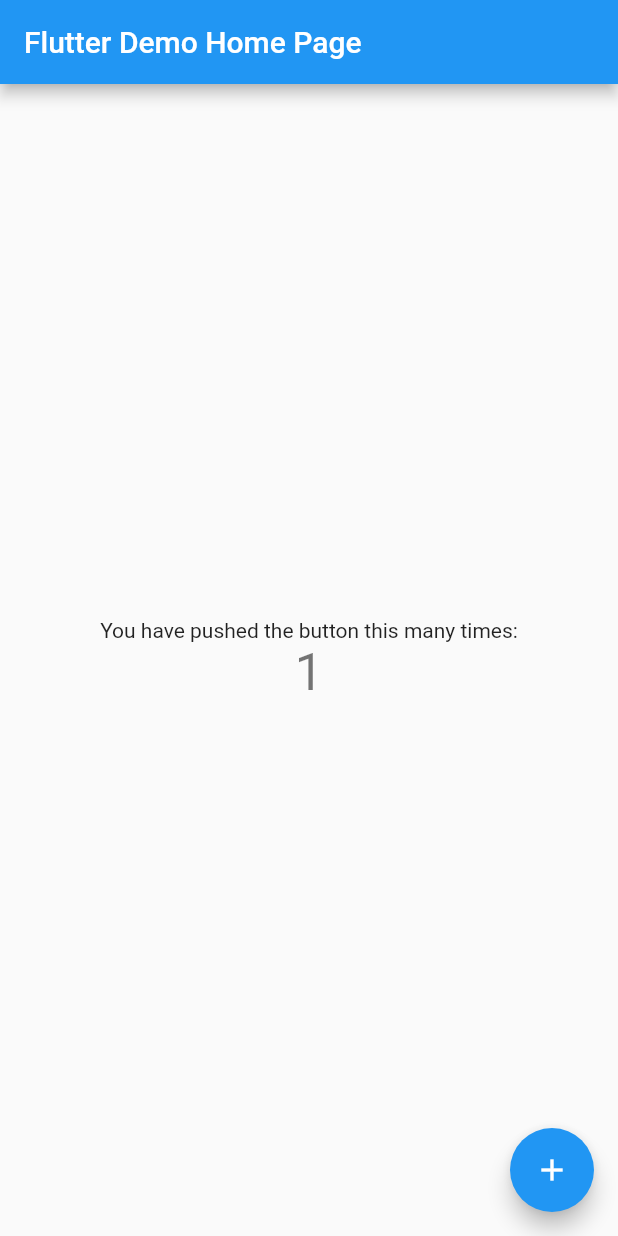
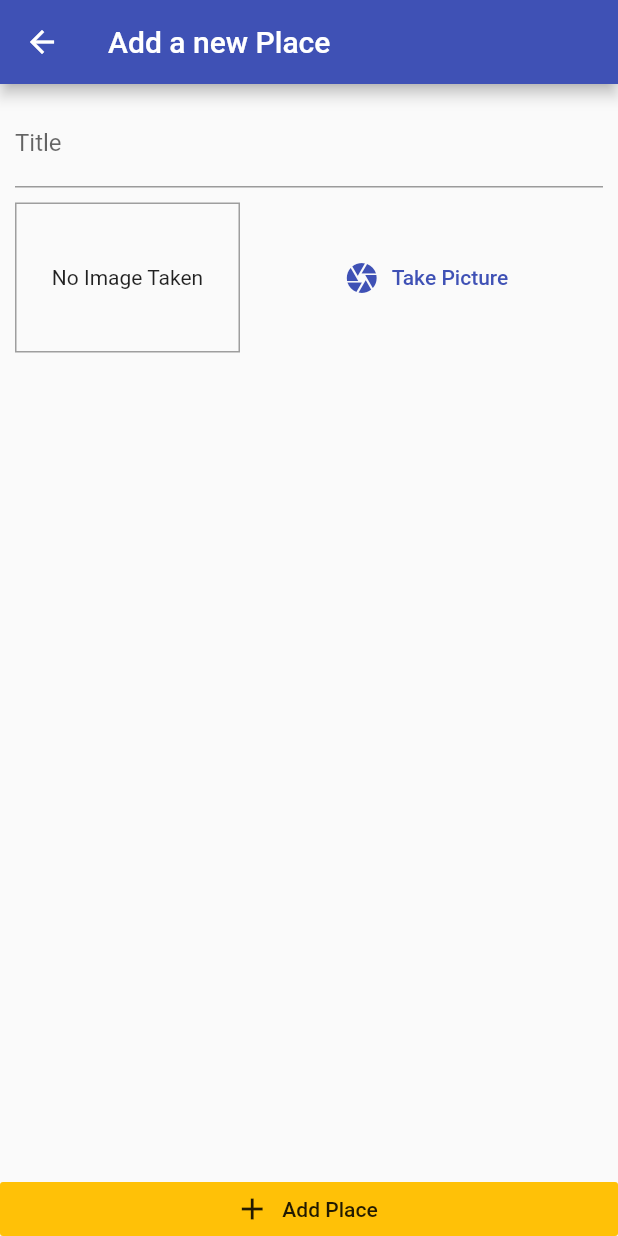
Before and after one commit to himangshuishere/Flutter, a Flutter app: the screen it shows after launch, after a tap on the "add" icon, on a phone screen of 412 x 824 dp. Run offline on Flutter 3.47's test engine with Material 2 defaults, Android fonts, the phone set to English and light mode, and no system bars; our stand-ins replace image_picker, shared_preferences.

Commit message:
Changes Done!
Added screens folder.

Added a simple loading spinner on the places_list_screen.dart file.

Added support for capturing the images using device's native camera.

Rework pending on displaying the captured image.

```diff
--- a/great_places_app/lib/main.dart
+++ b/great_places_app/lib/main.dart
@@ -1,4 +1,8 @@
 import 'package:flutter/material.dart';
+import 'package:great_places_app/providers/great_places.dart';
+import 'package:great_places_app/screens/add_place_screen.dart';
+import 'package:great_places_app/screens/places_list_screen.dart';
+import 'package:provider/provider.dart';
 
 void main() {
   runApp(const MyApp());
@@ -10,7 +14,9 @@ class MyApp extends StatelessWidget {
   // This widget is the root of your application.
   @override
   Widget build(BuildContext context) {
-    return MaterialApp(
+    return ChangeNotifierProvider.value(
+      value: GreatPlaces(),
+      child: MaterialApp(
         title: 'Flutter Demo',
         theme: ThemeData(
           // This is the theme of your application.
@@ -22,94 +28,14 @@ class MyApp extends StatelessWidget {
           // or simply save your changes to "hot reload" in a Flutter IDE).
           // Notice that the counter didn't reset back to zero; the application
           // is not restarted.
-        primarySwatch: Colors.blue,
+          primarySwatch: Colors.indigo,
+          accentColor: Colors.amber,
         ),
-      home: const MyHomePage(title: 'Flutter Demo Home Page'),
+        home: PlacesListScreen(),
+        routes: {
+          AddPlaceScreen.routeName: (ctx) => AddPlaceScreen(),
+        },
+      ),
     );
   }
 }
-
-class MyHomePage extends StatefulWidget {
-  const MyHomePage({Key? key, required this.title}) : super(key: key);
-
-  // This widget is the home page of your application. It is stateful, meaning
-  // that it has a State object (defined below) that contains fields that affect
-  // how it looks.
-
-  // This class is the configuration for the state. It holds the values (in this
-  // case the title) provided by the parent (in this case the App widget) and
-  // used by the build method of the State. Fields in a Widget subclass are
-  // always marked "final".
-
-  final String title;
-
-  @override
-  State<MyHomePage> createState() => _MyHomePageState();
-}
-
-class _MyHomePageState extends State<MyHomePage> {
-  int _counter = 0;
-
-  void _incrementCounter() {
-    setState(() {
-      // This call to setState tells the Flutter framework that something has
-      // changed in this State, which causes it to rerun the build method below
-      // so that the display can reflect the updated values. If we changed
-      // _counter without calling setState(), then the build method would not be
-      // called again, and so nothing would appear to happen.
-      _counter++;
-    });
-  }
-
-  @override
-  Widget build(BuildContext context) {
-    // This method is rerun every time setState is called, for instance as done
-    // by the _incrementCounter method above.
-    //
-    // The Flutter framework has been optimized to make rerunning build methods
-    // fast, so that you can just rebuild anything that needs updating rather
-    // than having to individually change instances of widgets.
-    return Scaffold(
-      appBar: AppBar(
-        // Here we take the value from the MyHomePage object that was created by
-        // the App.build method, and use it to set our appbar title.
-        title: Text(widget.title),
-      ),
-      body: Center(
-        // Center is a layout widget. It takes a single child and positions it
-        // in the middle of the parent.
-        child: Column(
-          // Column is also a layout widget. It takes a list of children and
-          // arranges them vertically. By default, it sizes itself to fit its
-          // children horizontally, and tries to be as tall as its parent.
-          //
-          // Invoke "debug painting" (press "p" in the console, choose the
-          // "Toggle Debug Paint" action from the Flutter Inspector in Android
-          // Studio, or the "Toggle Debug Paint" command in Visual Studio Code)
-          // to see the wireframe for each widget.
-          //
-          // Column has various properties to control how it sizes itself and
-          // how it positions its children. Here we use mainAxisAlignment to
-          // center the children vertically; the main axis here is the vertical
-          // axis because Columns are vertical (the cross axis would be
-          // horizontal).
-          mainAxisAlignment: MainAxisAlignment.center,
-          children: <Widget>[
-            const Text(
-              'You have pushed the button this many times:',
-            ),
-            Text(
-              '$_counter',
-              style: Theme.of(context).textTheme.headline4,
-            ),
-          ],
-        ),
-      ),
-      floatingActionButton: FloatingActionButton(
-        onPressed: _incrementCounter,
-        tooltip: 'Increment',
-        child: const Icon(Icons.add),
-      ), // This trailing comma makes auto-formatting nicer for build methods.
-    );
-  }
-}
--- /dev/null
+++ b/great_places_app/lib/models/place.dart
@@ -0,0 +1,24 @@
+import 'dart:io';
+
+class PlaceLocation {
+  final double latitude;
+  final double longitude;
+  final String address;
+
+  PlaceLocation(
+      {required this.latitude, required this.longitude, this.address = ''});
+}
+
+class Place {
+  final String id;
+  final String title;
+  final PlaceLocation location;
+  final File image;
+
+  Place({
+    required this.id,
+    required this.title,
+    required this.location,
+    required this.image,
+  });
+}
--- /dev/null
+++ b/great_places_app/lib/providers/great_places.dart
@@ -0,0 +1,10 @@
+import 'package:flutter/widgets.dart';
+import 'package:great_places_app/models/place.dart';
+
+class GreatPlaces with ChangeNotifier {
+  List<Place> _items = [];
+
+  List<Place> get items {
+    return [..._items];
+  }
+}
--- /dev/null
+++ b/great_places_app/lib/screens/add_place_screen.dart
@@ -0,0 +1,56 @@
+import 'package:flutter/material.dart';
+import 'package:flutter/src/foundation/key.dart';
+import 'package:flutter/src/widgets/framework.dart';
+import 'package:great_places_app/widgets/image_input.dart';
+
+class AddPlaceScreen extends StatefulWidget {
+  static const routeName = '/add-places';
+
+  const AddPlaceScreen({Key? key}) : super(key: key);
+
+  @override
+  State<AddPlaceScreen> createState() => _AddPlaceScreenState();
+}
+
+class _AddPlaceScreenState extends State<AddPlaceScreen> {
+  final _titleController = TextEditingController();
+
+  @override
+  Widget build(BuildContext context) {
+    return Scaffold(
+      appBar: AppBar(title: Text('Add a new Place')),
+      body: Column(
+        mainAxisAlignment: MainAxisAlignment.spaceBetween,
+        crossAxisAlignment: CrossAxisAlignment.stretch,
+        children: <Widget>[
+          Expanded(
+              child: SingleChildScrollView(
+            child: Padding(
+              padding: const EdgeInsets.all(10.0),
+              child: Column(
+                children: <Widget>[
+                  TextField(
+                    decoration: InputDecoration(labelText: 'Title'),
+                    controller: _titleController,
+                  ),
+                  SizedBox(
+                    height: 10,
+                  ),
+                  ImageInput(),
+                ],
+              ),
+            ),
+          )),
+          RaisedButton.icon(
+            icon: Icon(Icons.add),
+            label: Text('Add Place'),
+            onPressed: () {},
+            elevation: 0,
+            materialTapTargetSize: MaterialTapTargetSize.shrinkWrap,
+            color: Theme.of(context).accentColor,
+          )
+        ],
+      ),
+    );
+  }
+}
--- /dev/null
+++ b/great_places_app/lib/screens/places_list_screen.dart
@@ -0,0 +1,26 @@
+import 'package:flutter/material.dart';
+import 'package:great_places_app/screens/add_place_screen.dart';
+
+class PlacesListScreen extends StatelessWidget {
+  const PlacesListScreen({Key? key}) : super(key: key);
+
+  @override
+  Widget build(BuildContext context) {
+    return Scaffold(
+      appBar: AppBar(
+        title: Text('Your Places'),
+        actions: [
+          IconButton(
+            onPressed: () {
+              Navigator.of(context).pushNamed(AddPlaceScreen.routeName);
+            },
+            icon: Icon(Icons.add),
+          ),
+        ],
+      ),
+      body: Center(
+        child: CircularProgressIndicator(),
+      ),
+    );
+  }
+}
--- /dev/null
+++ b/great_places_app/lib/widgets/image_input.dart
@@ -0,0 +1,58 @@
+import 'dart:io';
+import 'package:flutter/material.dart';
+import 'package:image_picker/image_picker.dart';
+
+class ImageInput extends StatefulWidget {
+  const ImageInput({Key? key}) : super(key: key);
+
+  @override
+  State<ImageInput> createState() => _ImageInputState();
+}
+
+class _ImageInputState extends State<ImageInput> {
+  File? _storedImage;
+
+  Future<void> _takePicture() async {
+    final imageFile = await ImagePicker().pickImage(
+      source: ImageSource.camera,
+      maxWidth: 600,
+    );
+  }
+
+  @override
+  Widget build(BuildContext context) {
+    return Row(
+      children: [
+        Container(
+          width: 150,
+          height: 100,
+          decoration: BoxDecoration(
+            border: Border.all(width: 1, color: Colors.grey),
+          ),
+          child: _storedImage != null
+              ? Image.file(
+                  _storedImage!,
+                  fit: BoxFit.cover,
+                  width: double.infinity,
+                )
+              : Text(
+                  'No Image Taken',
+                  textAlign: TextAlign.center,
+                ),
+          alignment: Alignment.center,
+        ),
+        SizedBox(
+          width: 10,
+        ),
+        Expanded(
+          child: FlatButton.icon(
+            icon: Icon(Icons.camera),
+            label: Text('Take Picture'),
+            textColor: Theme.of(context).primaryColor,
+            onPressed: _takePicture,
+          ),
+        )
+      ],
+    );
+  }
+}
```
Also changed, not shown: great_places_app/pubspec.yaml (+4 -17 lines), great_places_app/lib/screens/place_detail_screen.dart (added), great_places_app/pubspec.lock. Lines whose indentation alone changed are shown as unchanged.
